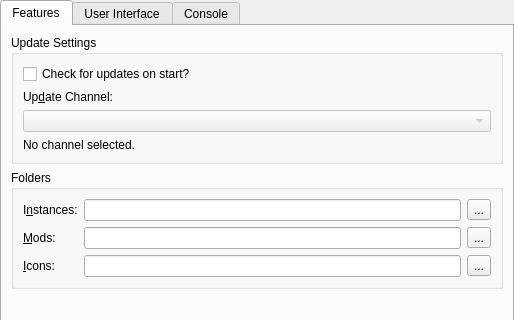
FreesmTeam/FreesmLauncher, file launcher/ui/pages/global/LauncherPage.ui: the form before one commit; both pictures show x 0 to 514 and y 0 to 320 of the 514 by 629 pixel window.
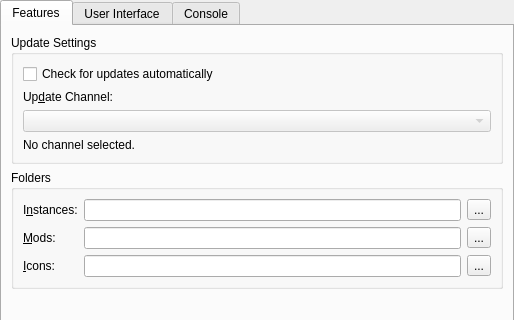
The form after the commit.

Commit message:
Add functionality to (Sparkle) updater settings on macOS
Also remove a debug line I accidentally left in

```diff
--- a/launcher/ui/pages/global/LauncherPage.ui
+++ b/launcher/ui/pages/global/LauncherPage.ui
@@ -54,7 +54,7 @@
           <item>
            <widget class="QCheckBox" name="autoUpdateCheckBox">
             <property name="text">
-             <string>Check for updates on start?</string>
+             <string>Check for updates automatically</string>
             </property>
            </widget>
           </item>
```
The commit also changes 2 other files.
